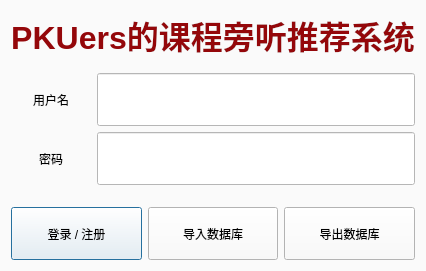
DynamicCast03/PKUCourseRadar, file PKUCourseRadar/loginwindow.ui: the form before one commit.
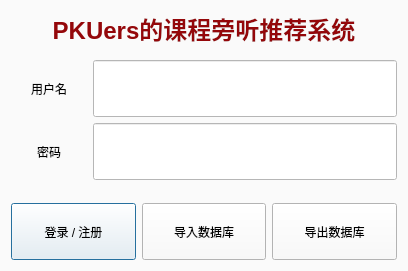
The form after the commit. Custom widgets are drawn as their Qt base class.

Commit message: 界面字体修改（3）

Patch:
```diff
--- a/PKUCourseRadar/loginwindow.ui
+++ b/PKUCourseRadar/loginwindow.ui
@@ -27,7 +27,7 @@
      </property>
      <property name="font">
       <font>
-       <pointsize>24</pointsize>
+       <pointsize>18</pointsize>
        <bold>true</bold>
       </font>
      </property>
```
The commit also changes 3 other files.
